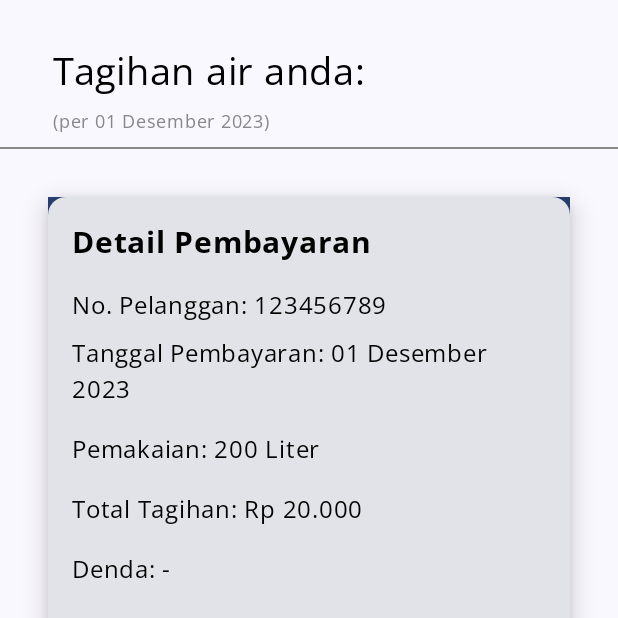
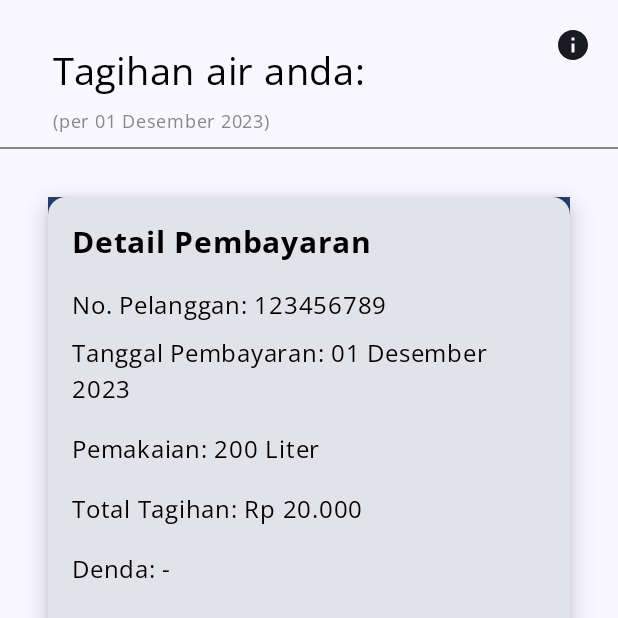
Before and after one commit to raflizocky/sayangair-bangkit, an Android app built with Jetpack Compose: the composable PaymentScreen shown on its own in the app's theme, on a phone screen of 412 x 824 dp, the top half of it. Run offline under Robolectric (Android 15) with nearby library versions, the phone set to English and light mode, and no system bars.

Commit message:
add payment info page

```diff
--- a/app/src/main/java/com/waterissue/sayangair/presentation/payment/PaymentScreen.kt
+++ b/app/src/main/java/com/waterissue/sayangair/presentation/payment/PaymentScreen.kt
@@ -1,18 +1,42 @@
 package com.waterissue.sayangair.presentation.payment
 
+import androidx.compose.foundation.layout.Arrangement
 import androidx.compose.foundation.layout.Column
+import androidx.compose.foundation.layout.Row
+import androidx.compose.foundation.layout.fillMaxWidth
 import androidx.compose.foundation.layout.paddingFromBaseline
+import androidx.compose.foundation.layout.size
+import androidx.compose.material.icons.Icons
+import androidx.compose.material.icons.filled.Info
 import androidx.compose.material3.Divider
+import androidx.compose.material3.Icon
+import androidx.compose.material3.IconButton
 import androidx.compose.runtime.Composable
+import androidx.compose.ui.Alignment
 import androidx.compose.ui.Modifier
 import androidx.compose.ui.graphics.Color
-import androidx.compose.ui.tooling.preview.Preview
 import androidx.compose.ui.unit.dp
+import androidx.navigation.NavHostController
 import com.waterissue.sayangair.presentation.payment.component.PaymentDetail
 import com.waterissue.sayangair.presentation.payment.component.User
 
 @Composable
-fun PaymentScreen() {
+fun PaymentScreen(navController: NavHostController) {
+    Row(
+        modifier = Modifier.fillMaxWidth(),
+        horizontalArrangement = Arrangement.End,
+        verticalAlignment = Alignment.CenterVertically
+    ) {
+        IconButton(
+            onClick = {
+                navController.navigate("payment_info")
+            },
+            modifier = Modifier
+                .size(60.dp)
+        ) {
+            Icon(imageVector = Icons.Default.Info, contentDescription = null)
+        }
+    }
     Column {
         Banner()
         Line()
@@ -43,10 +67,3 @@ fun Line() {
         Color.Gray
     )
 }
-
-
-@Composable
-@Preview(showBackground = true)
-fun X() {
-    PaymentScreen()
-}
```
